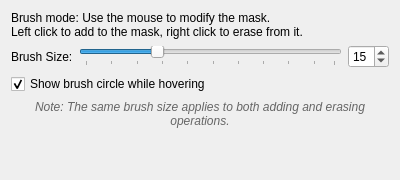
This is src/WhiskerToolbox/Media_Widget/MediaMask_Widget/SelectionWidgets/MaskBrushSelectionWidget.ui in paulmthompson/WhiskerToolbox as Qt 5 draws it before an edit. The edited form follows.
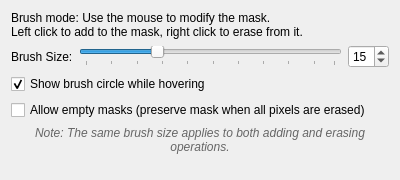
This is the edited form.

Commit message: feat: Add optional mode to preserve empty masks during brush removal

Diff of the .ui file:
```diff
--- a/src/WhiskerToolbox/Media_Widget/MediaMask_Widget/SelectionWidgets/MaskBrushSelectionWidget.ui
+++ b/src/WhiskerToolbox/Media_Widget/MediaMask_Widget/SelectionWidgets/MaskBrushSelectionWidget.ui
@@ -81,6 +81,19 @@
      </property>
     </widget>
    </item>
+   <item>
+    <widget class="QCheckBox" name="allowEmptyMaskCheckbox">
+     <property name="text">
+      <string>Allow empty masks (preserve mask when all pixels are erased)</string>
+     </property>
+     <property name="toolTip">
+      <string>When enabled, masks will be preserved even when all pixels are erased, useful for creating negative labels for semantic segmentation</string>
+     </property>
+     <property name="checked">
+      <bool>false</bool>
+     </property>
+    </widget>
+   </item>
    <item>
     <widget class="QLabel" name="infoLabel">
      <property name="text">
```
The commit also changes 8 other files.
